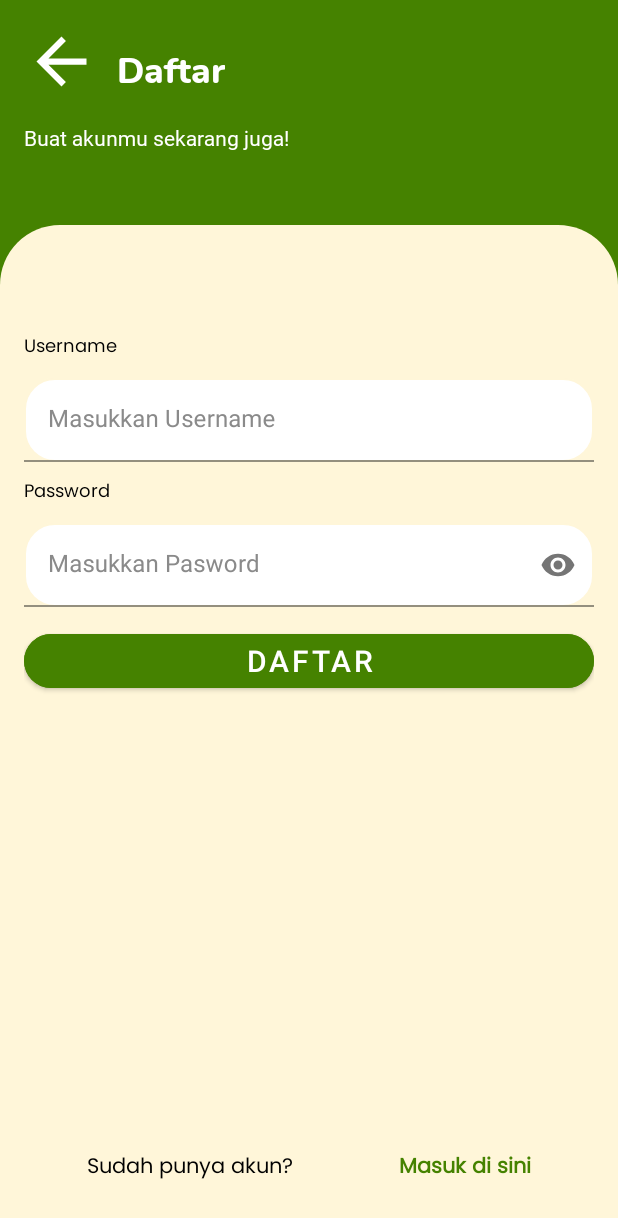
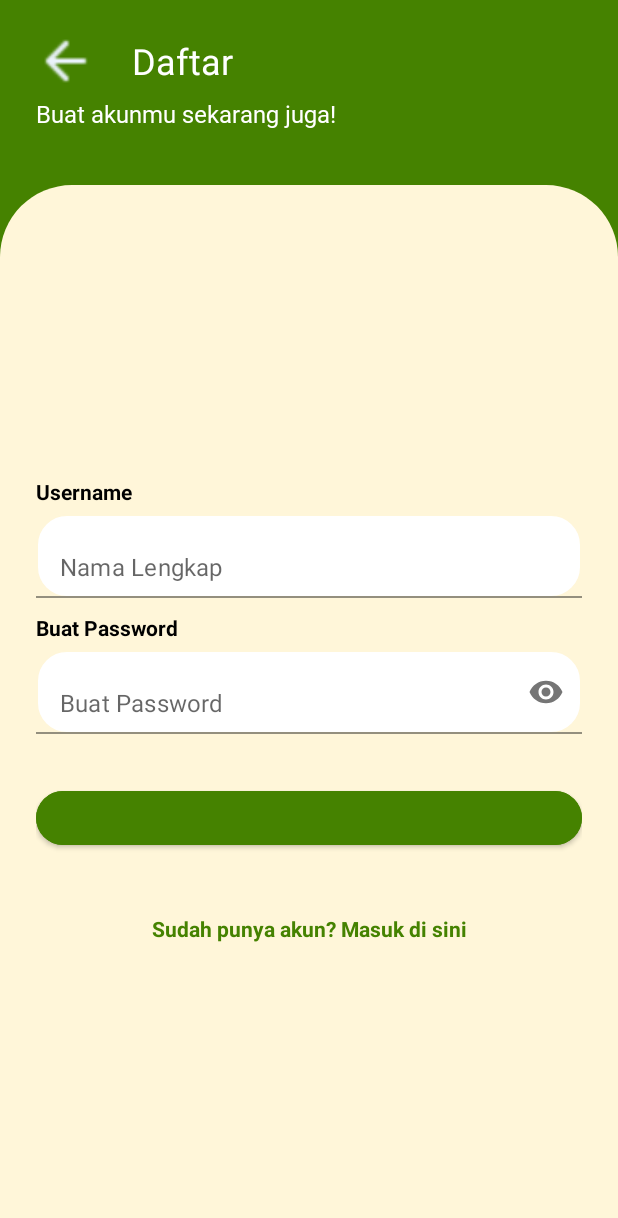
Before and after one commit to agivqynadif/qolami-app, an Android app: the RegisterFragment screen opened through its navigation route, on a phone screen of 412 x 824 dp. Shown: the top 1218 px of the screen. Run offline under Robolectric (Android 15) with nearby library versions, the phone set to English and light mode, and no system bars; our stand-ins replace navigation-ui.

Commit message:
feat: add register, login, home, lupa password

```diff
--- /dev/null
+++ b/app/src/main/res/drawable/bg_edit_text.xml
@@ -0,0 +1,5 @@
+<?xml version="1.0" encoding="utf-8"?>
+<shape xmlns:android="http://schemas.android.com/apk/res/android">
+    <corners android:radius="16dp"/>
+    <solid android:color="@color/white"/>
+</shape>
--- /dev/null
+++ b/app/src/main/res/drawable/bg_register_body.xml
@@ -0,0 +1,5 @@
+<?xml version="1.0" encoding="utf-8"?>
+<shape xmlns:android="http://schemas.android.com/apk/res/android" android:shape="rectangle">
+    <solid android:color="@color/warna_bg"/>
+    <corners android:topLeftRadius="48dp" android:topRightRadius="48dp"/>
+</shape>
--- /dev/null
+++ b/app/src/main/res/drawable/bg_rounded_corners_color.xml
@@ -0,0 +1,5 @@
+<?xml version="1.0" encoding="utf-8"?>
+<shape xmlns:android="http://schemas.android.com/apk/res/android">
+    <solid android:color="@color/warna_hijau_tua"/>
+    <corners android:radius="50dp"/>
+</shape>
--- a/app/src/main/res/layout/fragment_home.xml
+++ b/app/src/main/res/layout/fragment_home.xml
@@ -71,7 +71,7 @@
                 android:layout_marginTop="150dp"
                 android:backgroundTint="@color/warna_hijau_tua"
                 android:text="Pelajaran"
-                app:cornerRadius="20dp"
+                app:cornerRadius="50dp"
                 app:layout_constraintBottom_toTopOf="@+id/button_Latihan"
                 app:layout_constraintEnd_toEndOf="parent"
                 app:layout_constraintStart_toStartOf="parent"
@@ -84,7 +84,7 @@
                 android:layout_height="80dp"
                 android:backgroundTint="@color/warna_hijau_tua"
                 android:text="Latihan"
-                app:cornerRadius="20dp"
+                app:cornerRadius="50dp"
                 app:layout_constraintBottom_toTopOf="@+id/button_Quiz"
                 app:layout_constraintEnd_toEndOf="parent"
                 app:layout_constraintStart_toStartOf="parent"
@@ -98,7 +98,7 @@
                 android:layout_marginBottom="160dp"
                 android:backgroundTint="@color/warna_hijau_tua"
                 android:text="Quiz"
-                app:cornerRadius="20dp"
+                app:cornerRadius="50dp"
                 app:layout_constraintBottom_toBottomOf="parent"
                 app:layout_constraintEnd_toEndOf="parent"
                 app:layout_constraintStart_toStartOf="parent"
--- a/app/src/main/res/layout/fragment_register.xml
+++ b/app/src/main/res/layout/fragment_register.xml
@@ -4,125 +4,112 @@
     xmlns:tools="http://schemas.android.com/tools"
     android:layout_width="match_parent"
     android:layout_height="match_parent"
-    android:background="@drawable/rounded_gradient"
+    android:background="@color/warna_hijau_tua"
     tools:context=".view.account.RegisterFragment">
-
-    <androidx.constraintlayout.widget.ConstraintLayout
-        android:layout_width="match_parent"
-        android:layout_height="match_parent"
-        android:layout_marginStart="16dp"
-        android:layout_marginTop="16dp"
-        android:layout_marginEnd="16dp"
-        android:layout_marginBottom="16dp"
-        app:layout_constraintBottom_toBottomOf="parent"
-        app:layout_constraintEnd_toEndOf="parent"
-        app:layout_constraintHorizontal_bias="1.0"
-        app:layout_constraintStart_toStartOf="parent"
-        app:layout_constraintTop_toTopOf="parent"
-        app:layout_constraintVertical_bias="1.0">
 
     <ImageView
         android:id="@+id/Tombol_Back"
-            android:layout_width="50dp"
-            android:layout_height="50dp"
-            android:layout_marginBottom="16dp"
-            android:clickable="true"
-            android:src="@drawable/baseline_arrow_back_24"
-            app:layout_constraintBottom_toTopOf="@+id/text_detaildaftar"
+        android:layout_width="40dp"
+        android:layout_height="40dp"
+        android:layout_marginStart="24dp"
+        android:src="@drawable/ic_panah_kembali_putih"
+        app:layout_constraintBottom_toBottomOf="@id/tv_register"
         app:layout_constraintStart_toStartOf="parent"
-            app:layout_constraintTop_toTopOf="parent"
-            tools:ignore="SpeakableTextPresentCheck" />
+        app:layout_constraintTop_toTopOf="@id/tv_register" />
 
     <TextView
-            android:id="@+id/text_Daftar"
-            android:layout_width="wrap_content"
+        android:id="@+id/tv_register"
+        style="@style/TextAppearance.Material3.TitleLarge"
+        android:layout_width="0dp"
         android:layout_height="wrap_content"
-            android:layout_marginStart="12dp"
-            android:layout_marginTop="10dp"
+        android:layout_marginHorizontal="24dp"
+        android:layout_marginTop="24dp"
         android:fontFamily="@font/nunito_extrabold"
-
         android:text="Daftar"
         android:textColor="@color/white"
-            android:textSize="24sp"
-            app:layout_constraintBottom_toBottomOf="@+id/Tombol_Back"
-            app:layout_constraintStart_toEndOf="@+id/Tombol_Back"
+        android:textSize="24dp"
+        app:layout_constraintEnd_toEndOf="parent"
+        app:layout_constraintStart_toEndOf="@id/Tombol_Back"
         app:layout_constraintTop_toTopOf="parent" />
 
     <TextView
-            android:id="@+id/text_detaildaftar"
+        android:id="@+id/tv_register_desc"
         android:layout_width="wrap_content"
         android:layout_height="wrap_content"
-            android:layout_marginTop="16dp"
+        android:layout_marginStart="24dp"
+        android:layout_marginTop="8dp"
         android:fontFamily="@font/montserrat_regular"
         android:text="Buat akunmu sekarang juga!"
         android:textColor="@color/white"
+        android:textSize="16sp"
         app:layout_constraintStart_toStartOf="parent"
-            app:layout_constraintTop_toBottomOf="@+id/Tombol_Back" />
+        app:layout_constraintTop_toBottomOf="@id/tv_register" />
+
+    <LinearLayout
+        android:id="@+id/ll_register"
+        android:layout_width="match_parent"
+        android:layout_height="0dp"
+        android:background="@drawable/bg_register_body"
+        android:gravity="center_vertical"
+        android:orientation="vertical"
+        android:paddingHorizontal="24dp"
+        app:layout_constraintBottom_toBottomOf="parent"
+        app:layout_constraintHeight_percent="0.85">
 
         <TextView
-            android:id="@+id/text_username_daftar"
+            android:id="@+id/tv_username"
             android:layout_width="wrap_content"
             android:layout_height="wrap_content"
-            android:layout_marginTop="120dp"
-            android:fontFamily="@font/poppins_regular"
             android:text="Username"
             android:textColor="@color/black"
-            android:textSize="12sp"
-            app:layout_constraintStart_toStartOf="parent"
-            app:layout_constraintTop_toBottomOf="@+id/text_detaildaftar" />
+            android:textStyle="bold" />
 
         <com.google.android.material.textfield.TextInputLayout
-            android:id="@+id/input_username_daftar"
+            android:id="@+id/etl_name"
             android:layout_width="match_parent"
             android:layout_height="wrap_content"
-            android:layout_marginTop="10dp"
-            android:textColorHint="#8A8A8A"
-            app:layout_constraintBottom_toTopOf="@+id/text_password_daftar"
-            app:layout_constraintEnd_toEndOf="parent"
-            app:layout_constraintStart_toStartOf="parent"
-            app:layout_constraintTop_toBottomOf="@+id/text_username_daftar">
+            android:layout_marginTop="5dp"
+            app:hintEnabled="false">
 
             <com.google.android.material.textfield.TextInputEditText
+                android:id="@+id/et_name"
                 android:layout_width="match_parent"
                 android:layout_height="wrap_content"
                 android:background="@drawable/rounded_bg"
-                android:hint="Masukkan Username"
-                android:textColorHint="#757575" />
+                android:hint="Nama Lengkap"
+                android:inputType="text" />
         </com.google.android.material.textfield.TextInputLayout>
 
         <TextView
-            android:id="@+id/text_password_daftar"
+            android:id="@+id/tv_email"
             android:layout_width="wrap_content"
             android:layout_height="wrap_content"
             android:layout_marginTop="10dp"
-            android:fontFamily="@font/poppins_regular"
-            android:text="Password"
+            android:text="Buat Password"
             android:textColor="@color/black"
-            android:textSize="12sp"
-            app:layout_constraintStart_toStartOf="parent"
-            app:layout_constraintTop_toBottomOf="@+id/input_username_daftar" />
+            android:textStyle="bold" />
 
         <com.google.android.material.textfield.TextInputLayout
-            android:id="@+id/input_password_daftar"
+            android:id="@+id/etl_password"
             android:layout_width="match_parent"
             android:layout_height="wrap_content"
-            android:layout_marginTop="10dp"
-            android:layout_marginBottom="12dp"
-            android:textColorHint="#8A8A8A"
+            android:layout_marginTop="5dp"
             app:endIconMode="password_toggle"
-            app:layout_constraintBottom_toTopOf="@+id/button_daftar"
-            app:layout_constraintEnd_toEndOf="parent"
-            app:layout_constraintStart_toStartOf="parent"
-            app:layout_constraintTop_toBottomOf="@+id/text_password_daftar">
+            app:hintEnabled="false">
 
             <com.google.android.material.textfield.TextInputEditText
+                android:id="@+id/et_password"
                 android:layout_width="match_parent"
                 android:layout_height="wrap_content"
                 android:background="@drawable/rounded_bg"
-                android:hint="Masukkan Pasword"
-                android:inputType="textPassword"
-                android:textColorHint="#757575" />
+                android:hint="Buat Password"
+                android:inputType="textPassword" />
         </com.google.android.material.textfield.TextInputLayout>
+
+        <FrameLayout
+            android:layout_width="match_parent"
+            android:layout_height="wrap_content"
+            android:layout_marginTop="20dp">
 
             <com.google.android.material.button.MaterialButton
                 android:id="@+id/button_daftar"
@@ -131,46 +118,32 @@
                 android:layout_height="wrap_content"
                 android:layout_marginTop="12dp"
                 android:backgroundTint="@color/warna_hijau_tua"
-            android:text="Daftar"
+                android:textSize="14sp"
                 app:cornerRadius="20dp"
-            android:textSize="20sp"
                 app:layout_constraintEnd_toEndOf="parent"
                 app:layout_constraintStart_toStartOf="parent"
-            app:layout_constraintTop_toBottomOf="@+id/input_password_daftar" />
+                app:layout_constraintTop_toBottomOf="@+id/input_password_daftar"
+                tools:text="Daftar" />
+
+            <com.google.android.material.progressindicator.CircularProgressIndicator
+                android:id="@+id/pb_loading"
+                android:layout_width="wrap_content"
+                android:layout_height="wrap_content"
+                android:layout_gravity="center"
+                android:indeterminate="true"
+                android:visibility="gone" />
+        </FrameLayout>
 
         <TextView
-            android:id="@+id/text_sudah_punya_akun"
-            android:layout_width="wrap_content"
+            android:id="@+id/tv_navigate_to_login"
+            android:layout_width="match_parent"
             android:layout_height="wrap_content"
-            android:layout_marginStart="16dp"
-            android:layout_marginTop="300dp"
-            android:layout_marginEnd="16dp"
-            android:layout_marginBottom="16dp"
-            android:fontFamily="@font/poppins_regular"
-            android:text="Sudah punya akun?"
-            android:textColor="@color/black"
-            app:layout_constraintBottom_toBottomOf="parent"
-            app:layout_constraintEnd_toStartOf="@+id/text_login"
-            app:layout_constraintStart_toStartOf="parent"
-            app:layout_constraintTop_toBottomOf="@+id/button_daftar" />
+            android:layout_marginTop="40dp"
+            android:gravity="center"
+            android:text="Sudah punya akun? Masuk di sini"
+            android:textColor="@color/warna_hijau_tua"
+            android:textStyle="bold" />
 
-        <TextView
-            android:id="@+id/text_login"
-            android:layout_width="wrap_content"
-            android:layout_height="wrap_content"
-            android:layout_marginStart="28dp"
-            android:layout_marginTop="336dp"
-            android:layout_marginEnd="16dp"
-            android:layout_marginBottom="52dp"
-            android:fontFamily="@font/poppins_regular"
-            android:text="Masuk di sini"
-            android:textColor="@color/warna_hijau_tua"
-            android:textStyle="bold"
-            app:layout_constraintBottom_toBottomOf="parent"
-            app:layout_constraintEnd_toEndOf="parent"
-            app:layout_constraintStart_toEndOf="@+id/text_sudah_punya_akun"
-            app:layout_constraintTop_toBottomOf="@+id/button_daftar" />
-
+    </LinearLayout>
 
 </androidx.constraintlayout.widget.ConstraintLayout>
-</androidx.constraintlayout.widget.ConstraintLayout>
--- a/gradle.properties
+++ b/gradle.properties
@@ -21,3 +21,5 @@ kotlin.code.style=official
 # resources declared in the library itself and none from the library's dependencies,
 # thereby reducing the size of the R class for that library
 android.nonTransitiveRClass=true
+android.defaults.buildfeatures.buildconfig=true
+android.nonFinalResIds=false
```
Also changed, not shown: app/src/main/res/layout/fragment_login.xml (+103 -110 lines), app/src/main/res/layout/fragment_lupa_password.xml (+11 -9 lines), app/src/main/res/layout/fragment_splash_screen.xml (+12 -10 lines), app/src/main/res/drawable/ic_panah_kembali_hijau.png (added), app/src/main/res/drawable/ic_panah_kembali_putih.png (added), app/src/main/res/font/montserrat_bold.ttf (added), gradle/wrapper/gradle-wrapper.properties. Lines whose indentation alone changed are shown as unchanged.
